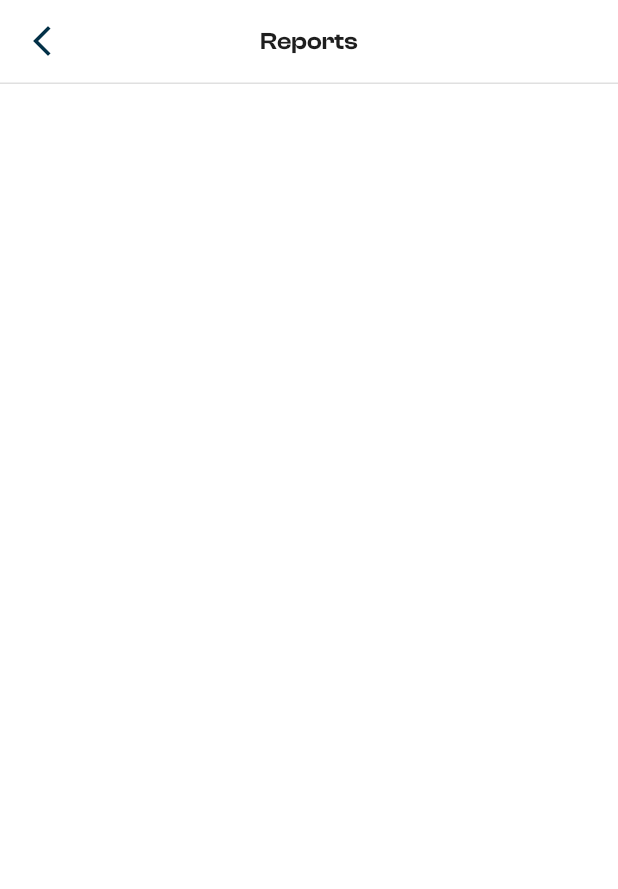
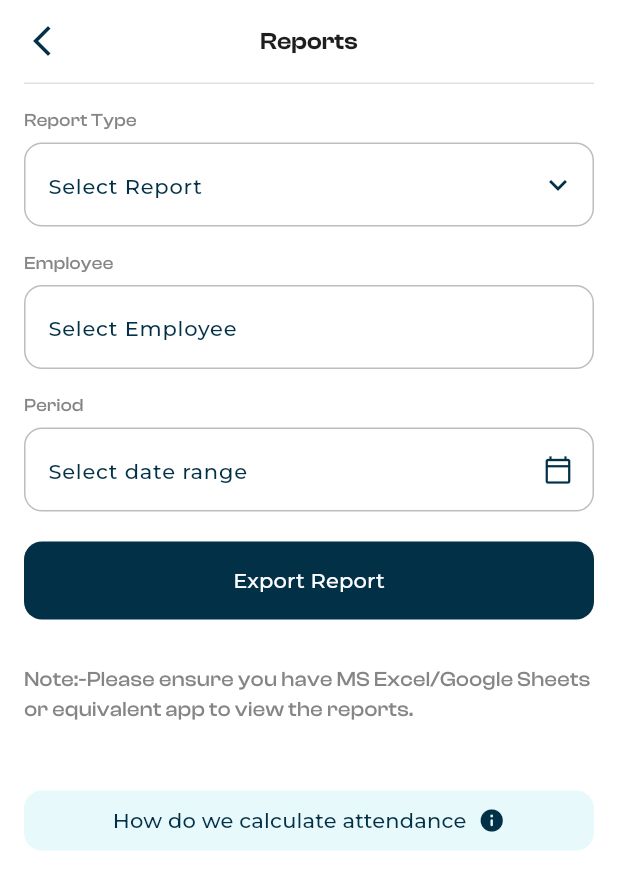
Before and after one commit to Muradali-786/gcm, a Flutter app: the ReportsView screen opened directly, on a phone screen of 412 x 824 dp. Shown: the top 889 px of the screen. Run offline on Flutter 3.47's test engine with Material 3 defaults, Android fonts, the phone set to English and light mode, and no system bars; our stand-ins replace badges, file_picker, flutter_bloc, flutter_easyloading, flutter_svg, freezed_annotation and 5 more; missing offline and left inert: pluto_grid; project files that could hold a hidden picture were left out.

Commit message:
ft:reports in prog

```diff
--- a/lib/app/core/theme/app_styles.dart
+++ b/lib/app/core/theme/app_styles.dart
@@ -11,7 +11,6 @@ final TextStyle kSecondaryHeadingStyle = TextStyle(
   fontWeight: FontWeight.w600,
   color: AppColors.kPrimaryBlue,
 );
-
 
 final TextStyle kSecondaryHeading2Style = TextStyle(
   fontSize: 16,
@@ -44,7 +43,7 @@ final TextStyle kSubTitleStyle = TextStyle(
 final TextStyle kSecondaryLabelStyle = TextStyle(
   fontSize: 12,
   fontFamily: AppTheme.secondaryFontFamily,
-  color: AppColors.kPrimaryBlack,
+  color: AppColors.kBlack,
 );
 
 // Input Border
--- a/lib/app/core/theme/app_theme.dart
+++ b/lib/app/core/theme/app_theme.dart
@@ -69,6 +69,10 @@ abstract class AppTheme {
               fontSize: 12,
               color: AppColors.kPrimaryBlue,
             ),
+            hintStyle: const TextStyle(
+              fontSize: 14,
+              color: AppColors.kPrimaryBlue,
+            ),
             errorStyle: const TextStyle(
               fontSize: 12,
               color: AppColors.kPrimaryBlue,
@@ -81,12 +85,23 @@ abstract class AppTheme {
           style: ElevatedButton.styleFrom(
             backgroundColor: AppColors.kPrimaryBlue,
             foregroundColor: Colors.white,
+            iconColor: AppColors.kPrimaryBlue,
             elevation: 0,
-            padding: const EdgeInsets.symmetric(horizontal: 24, vertical: 16),
+            padding: const EdgeInsets.symmetric(
+              horizontal: 24,
+              vertical: 16,
+            ),
             shape: RoundedRectangleBorder(
               borderRadius: BorderRadius.circular(12),
             ),
           ),
         ),
+        bottomSheetTheme: BottomSheetThemeData(
+          shape: RoundedRectangleBorder(
+            borderRadius: BorderRadius.vertical(
+              top: Radius.circular(20.0),
+            ),
+          ),
+        ),
       );
 }
--- a/lib/app/presentation/features/teacher/reports/views/reports_page.dart
+++ b/lib/app/presentation/features/teacher/reports/views/reports_page.dart
@@ -2,6 +2,7 @@ import 'package:flutter/material.dart';
 
 import '../../../../../core/theme/app_styles.dart';
 import '../../../../widgets/default_appbar.dart';
+import '../widgets/reports_body.dart';
 
 class ReportsPage extends StatelessWidget {
   const ReportsPage({super.key});
@@ -24,6 +25,7 @@ class ReportsView extends StatelessWidget {
           style: kSecondaryHeading2Style,
         ),
       ),
+      body: ReportsBody(),
     );
   }
 }
--- /dev/null
+++ b/lib/app/presentation/features/teacher/reports/widgets/calculate_attendance_button.dart
@@ -0,0 +1,43 @@
+import 'package:flutter/material.dart';
+
+import '../../../../../core/theme/app_color.dart';
+import 'widgets.dart';
+
+class CalculateAttendanceButton extends StatelessWidget {
+  const CalculateAttendanceButton({super.key});
+
+  @override
+  Widget build(BuildContext context) {
+    return SizedBox(
+      width: double.maxFinite,
+      child: ElevatedButton.icon(
+        onPressed: () => calculateAttendanceModelSheet(context),
+        icon: Icon(Icons.info_rounded),
+        iconAlignment: IconAlignment.end,
+        style: ElevatedButton.styleFrom(
+          padding: EdgeInsets.all(5),
+          backgroundColor: AppColors.kSecondaryLight.withOpacity(0.3),
+        ),
+        label: Text(
+          'How do we calculate attendance',
+          style: TextStyle(
+            color: AppColors.kPrimaryBlue,
+          ),
+        ),
+      ),
+    );
+  }
+
+  static void calculateAttendanceModelSheet(BuildContext context) {
+    showModalBottomSheet(
+      context: context,
+      showDragHandle: true,
+      isScrollControlled: true,
+      useRootNavigator: true,
+      useSafeArea: true,
+      builder: (BuildContext context) {
+        return CalculateAttendanceSheet();
+      },
+    );
+  }
+}
--- /dev/null
+++ b/lib/app/presentation/features/teacher/reports/widgets/reports_body.dart
@@ -0,0 +1,102 @@
+import 'package:flutter/material.dart';
+import 'package:gap/gap.dart';
+import 'package:gcm/app/core/theme/app_styles.dart';
+import 'widgets.dart';
+
+class ReportsBody extends StatefulWidget {
+  const ReportsBody({super.key});
+
+  @override
+  State<ReportsBody> createState() => _ReportsBodyState();
+}
+
+class _ReportsBodyState extends State<ReportsBody> {
+  final _reportController = TextEditingController();
+  final _empController = TextEditingController();
+  final _dateRangeController = TextEditingController();
+
+  @override
+  void dispose() {
+    _reportController.dispose();
+    _empController.dispose();
+    _dateRangeController.dispose();
+    super.dispose();
+  }
+
+  @override
+  Widget build(BuildContext context) {
+    return Scaffold(
+      body: SingleChildScrollView(
+        child: Padding(
+          padding: const EdgeInsets.all(kBodyHP),
+          child: Column(
+            mainAxisAlignment: MainAxisAlignment.start,
+            crossAxisAlignment: CrossAxisAlignment.start,
+            children: [
+              Text(
+                'Report Type',
+                style: kSecondaryHeading3Style,
+              ),
+              Gap(6),
+              TextFormField(
+                controller: _reportController,
+                ignorePointers: true,
+                decoration: const InputDecoration(
+                  hintText: 'Select Report',
+                  suffixIcon: Icon(
+                    Icons.keyboard_arrow_down,
+                  ),
+                ),
+              ),
+              Gap(16),
+              Text(
+                'Employee',
+                style: kSecondaryHeading3Style,
+              ),
+              Gap(6),
+              TextFormField(
+                controller: _empController,
+                ignorePointers: true,
+                decoration: const InputDecoration(
+                  hintText: 'Select Employee',
+                ),
+              ),
+              Gap(16),
+              Text(
+                'Period',
+                style: kSecondaryHeading3Style,
+              ),
+              Gap(6),
+              TextFormField(
+                controller: _reportController,
+                ignorePointers: true,
+                decoration: const InputDecoration(
+                  hintText: 'Select date range',
+                  suffixIcon: Icon(
+                    Icons.calendar_today_outlined,
+                    size: 20,
+                  ),
+                ),
+              ),
+              Gap(20),
+              SizedBox(
+                width: double.maxFinite,
+                child: ElevatedButton(
+                  onPressed: () {},
+                  child: Text('Export Report'),
+                ),
+              ),
+              Gap(30),
+              Text(
+                'Note:-Please ensure you have MS Excel/Google Sheets or equivalent app to view the reports.',
+                style: kSecondaryHeading3Style.copyWith(fontSize: 14),
+              ),
+              Gap(40),
+              CalculateAttendanceButton()
+            ],
+          ),
+        ),
+      ),
+    );
+  }
+}
--- /dev/null
+++ b/lib/app/presentation/features/teacher/reports/widgets/widgets.dart
@@ -0,0 +1,2 @@
+export 'calculate_attendance_sheet.dart';
+export 'calculate_attendance_button.dart';
--- a/lib/app/presentation/widgets/default_appbar.dart
+++ b/lib/app/presentation/widgets/default_appbar.dart
@@ -28,6 +28,9 @@ class DefaultAppBar extends StatelessWidget implements PreferredSizeWidget {
         preferredSize: Size.fromHeight(1.0),
         child: Container(
           color: Colors.grey.shade300,
+          margin: EdgeInsets.symmetric(
+            horizontal: kBodyHP,
+          ),
           height: 1.0,
         ),
       ),
```
Also changed, not shown: lib/app/presentation/features/teacher/reports/widgets/calculate_attendance_sheet.dart (added, +54 -0 lines).
